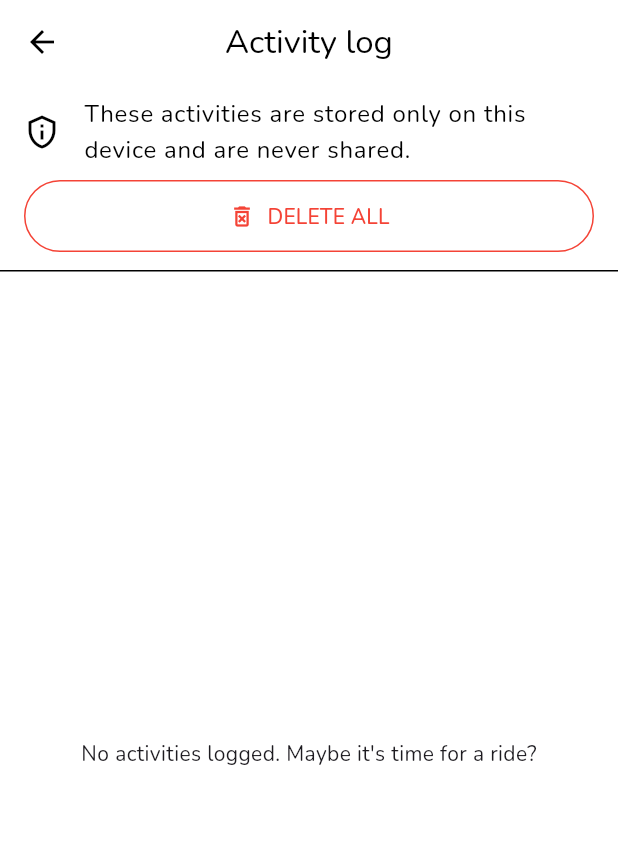
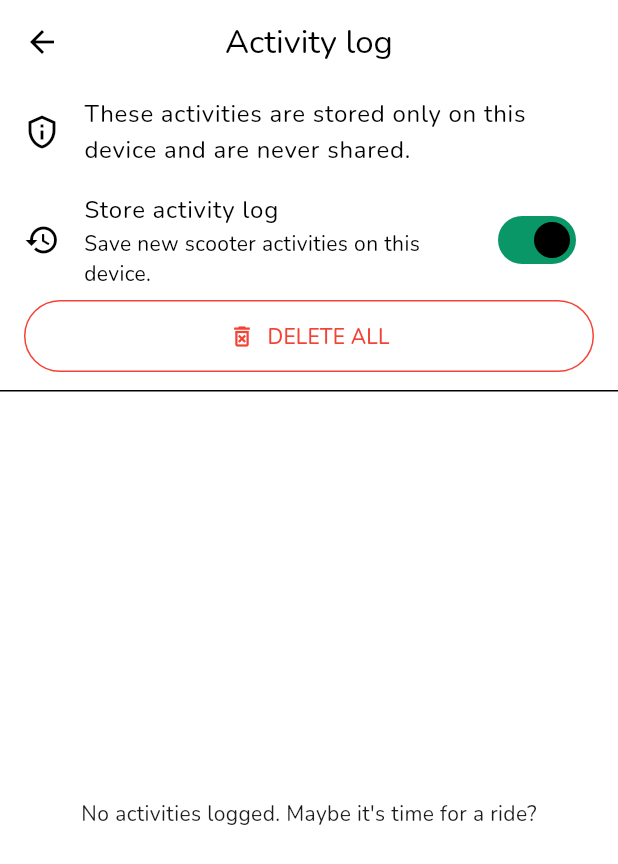
Before and after one commit to reunu/unustasis, a Flutter app: the LogScreen screen opened directly, on a phone screen of 412 x 824 dp. Shown: the top 864 px of the screen. Run offline on Flutter 3.47's test engine with Material 3 defaults, Android fonts, the light colour scheme and no system bars; our stand-ins replace device_info_plus, easy_dynamic_theme, flutter_blue_plus, flutter_i18n, flutter_local_notifications, flutter_native_splash and 10 more; missing offline and left inert: appcheck, flutter_background_service, flutter_email_sender, flutter_nfc_kit, flutter_photon, flutter_sharing_intent and 4 more; accounts and stored records are empty.

Commit message:
feat: add activity log privacy control

```diff
--- a/assets/i18n/de.json
+++ b/assets/i18n/de.json
@@ -294,6 +294,8 @@
     "activity_log_error": "Deine Aktivitäten konnten nicht geladen werden. Eventuell befinden sich korrupte Daten im Log. Wenn das Problem besteht, lösche deine Aktivitäten um neu zu beginnen.",
     "activity_log_empty": "Keine Aktivitäten geloggt. Zeit für eine Spritztour?",
     "activity_log_disclaimer": "Diese Aktivitäten werden nur auf diesem Gerät gespeichert und niemals geteilt.",
+    "activity_log_store": "Aktivitätsverlauf speichern",
+    "activity_log_store_description": "Neue Roller-Aktivitäten auf diesem Gerät speichern.",
     "activity_log_clear": "ALLE LÖSCHEN",
     "activity_log_cleared": "Aktivitätsverlauf gelöscht",
     "cancel": "Abbrechen",
--- a/assets/i18n/en.json
+++ b/assets/i18n/en.json
@@ -294,6 +294,8 @@
     "activity_log_error": "Your activity log could not be read, and may include corrupted data. If this problem persists, you may want to clear your log and start over.",
     "activity_log_empty": "No activities logged. Maybe it's time for a ride?",
     "activity_log_disclaimer": "These activities are stored only on this device and are never shared.",
+    "activity_log_store": "Store activity log",
+    "activity_log_store_description": "Save new scooter activities on this device.",
     "activity_log_clear": "DELETE ALL",
     "activity_log_cleared": "Your activity log has been cleared",
     "cancel": "Cancel",
--- a/assets/i18n/fr.json
+++ b/assets/i18n/fr.json
@@ -294,6 +294,8 @@
     "activity_log_error": "Votre journal d'activité n'a pas pu être lu et peut contenir des données corrompues. Si ce problème persiste, vous pouvez effacer votre journal et recommencer.",
     "activity_log_empty": "Aucune activité enregistrée. C'est peut-être le moment d'une balade ?",
     "activity_log_disclaimer": "Ces activités sont stockées uniquement sur cet appareil et ne sont jamais partagées.",
+    "activity_log_store": "Enregistrer le journal d’activité",
+    "activity_log_store_description": "Enregistrer les nouvelles activités du scooter sur cet appareil.",
     "activity_log_clear": "TOUT SUPPRIMER",
     "activity_log_cleared": "Votre journal d'activité a été effacé",
     "cancel": "Annuler",
--- a/assets/i18n/nl.json
+++ b/assets/i18n/nl.json
@@ -294,6 +294,8 @@
     "activity_log_error": "Je activiteitenlog kon niet worden gelezen en bevat mogelijk beschadigde gegevens. Als dit probleem aanhoudt, kun je het logboek wissen en opnieuw beginnen.",
     "activity_log_empty": "Geen activiteiten gelogd. Misschien tijd voor een ritje?",
     "activity_log_disclaimer": "Deze activiteiten worden alleen op dit apparaat opgeslagen en nooit gedeeld.",
+    "activity_log_store": "Activiteitenlog opslaan",
+    "activity_log_store_description": "Nieuwe scooteractiviteiten op dit apparaat opslaan.",
     "activity_log_clear": "ALLES VERWIJDEREN",
     "activity_log_cleared": "Je activiteitenlog is gewist",
     "cancel": "Annuleren",
--- a/assets/i18n/pi.json
+++ b/assets/i18n/pi.json
@@ -274,6 +274,8 @@
     "activity_log_error": "Your activity log could not be read, and may include corrupted data. If this problem persists, you may want to clear your log and start over.",
     "activity_log_empty": "Here be dragons. Time to set sail!",
     "activity_log_disclaimer": "Your logbook is stored safely at your helm, and no one shall ever lay their eyes on it!",
+    "activity_log_store": "Keep the logbook",
+    "activity_log_store_description": "Record new adventures aboard this device.",
     "activity_log_clear": "DELETE ALL",
     "activity_log_cleared": "Yer Logbook has been wiped empty",
     "cancel": "Abort",
--- a/lib/stats/log_screen.dart
+++ b/lib/stats/log_screen.dart
@@ -1,5 +1,6 @@
 import 'package:flutter/material.dart';
 import 'package:flutter_i18n/flutter_i18n.dart';
+import 'package:flutter_svg/flutter_svg.dart';
 import 'package:maps_launcher/maps_launcher.dart';
 import 'package:provider/provider.dart';
 
@@ -43,15 +44,20 @@ class LogScreen extends StatelessWidget {
 
   Widget _eventIcon(BuildContext context, EventType eventType) {
     return switch (eventType) {
-      EventType.lock => const Icon(Icons.lock_rounded),
-      EventType.unlock => const Icon(Icons.lock_open_rounded),
-      EventType.openSeat => const ImageIcon(
-          AssetImage("assets/icons/librescoot-seatbox-open.png"),
-          size: 24,
+      EventType.lock => const Icon(Icons.lock_outline_rounded),
+      EventType.unlock => const Icon(Icons.lock_open_outlined),
+      EventType.openSeat => SvgPicture.asset(
+          "assets/icons/librescoot-seatbox-open.svg",
+          width: 24,
+          height: 24,
+          colorFilter: ColorFilter.mode(
+            IconTheme.of(context).color ?? Theme.of(context).colorScheme.onSurfaceVariant,
+            BlendMode.srcIn,
+          ),
         ),
-      EventType.hibernate => const Icon(Icons.bedtime_rounded),
+      EventType.hibernate => const Icon(Icons.bedtime_outlined),
       EventType.wakeUp => const Icon(Icons.wb_sunny_outlined),
-      EventType.unknown => const Icon(Icons.history_rounded),
+      EventType.unknown => const Icon(Icons.history_outlined),
     };
   }
 
@@ -87,6 +93,7 @@ class LogScreen extends StatelessWidget {
             leading: const Icon(Icons.privacy_tip_outlined),
             title: Text(FlutterI18n.translate(context, "activity_log_disclaimer")),
           ),
+          const _ActivityLogToggle(),
           Padding(
             padding: const EdgeInsets.fromLTRB(16, 0, 16, 12),
             child: SizedBox(
@@ -196,3 +203,41 @@ class LogScreen extends StatelessWidget {
         false;
   }
 }
+
+class _ActivityLogToggle extends StatefulWidget {
+  const _ActivityLogToggle();
+
+  @override
+  State<_ActivityLogToggle> createState() => _ActivityLogToggleState();
+}
+
+class _ActivityLogToggleState extends State<_ActivityLogToggle> {
+  bool? _enabled;
+
+  @override
+  void initState() {
+    super.initState();
+    _load();
+  }
+
+  Future<void> _load() async {
+    final enabled = await StatisticsHelper().isEventLoggingEnabled();
+    if (mounted) setState(() => _enabled = enabled);
+  }
+
+  Future<void> _setEnabled(bool enabled) async {
+    setState(() => _enabled = enabled);
+    await StatisticsHelper().setEventLoggingEnabled(enabled);
+  }
+
+  @override
+  Widget build(BuildContext context) {
+    return SwitchListTile(
+      secondary: const Icon(Icons.history_outlined),
+      title: Text(FlutterI18n.translate(context, "activity_log_store")),
+      subtitle: Text(FlutterI18n.translate(context, "activity_log_store_description")),
+      value: _enabled ?? true,
+      onChanged: _enabled == null ? null : _setEnabled,
+    );
+  }
+}
--- a/pubspec.yaml
+++ b/pubspec.yaml
@@ -75,6 +75,7 @@ dependencies:
       ref: main
   flutter_photon: ^2.0.1
   flutter_sharing_intent: ^2.0.4
+  flutter_svg: ^2.0.17
 
 dev_dependencies:
   flutter_test:
```
Also changed, not shown: lib/domain/statistics_helper.dart (+17 -5 lines), assets/icons/librescoot-seatbox-open.svg (added), pubspec.lock.
